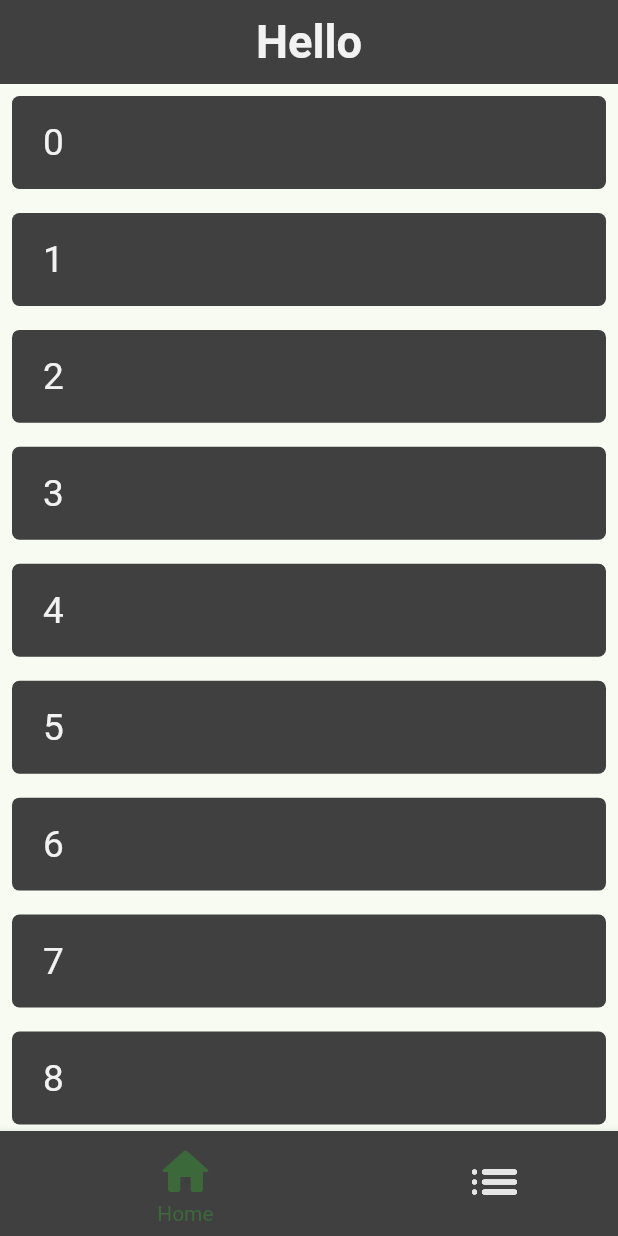
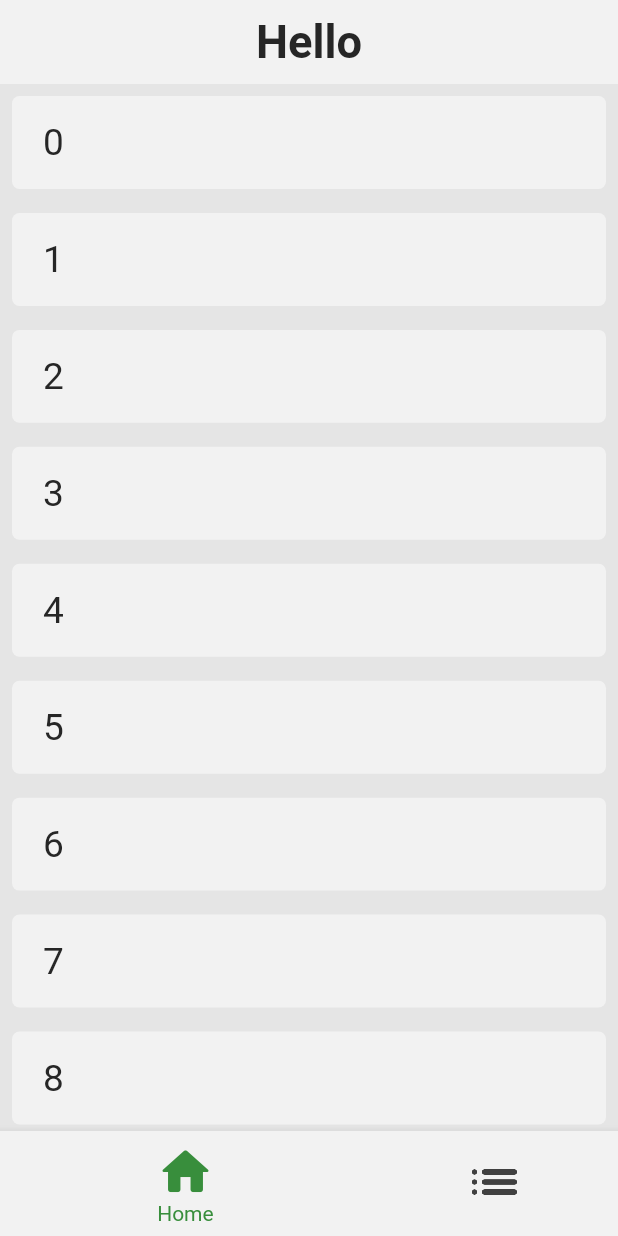
Before and after one commit to kasundularaam/flutter3_startup_project, a Flutter app: the screen it shows after launch, on a phone screen of 412 x 824 dp. Run offline on Flutter 3.47's test engine with Material 2 defaults, Android fonts, the phone set to English and light mode, and no system bars; our stand-ins replace dio, easy_localization, equatable, flutter_bloc, location, shared_preferences and 2 more.

Commit message:
App theme bug fixed

```diff
--- a/lib/core/themes/app_colors.dart
+++ b/lib/core/themes/app_colors.dart
@@ -3,11 +3,13 @@ import 'package:flutter/material.dart';
 class AppColors {
   static const Color primaryColor = Colors.green;
 
+  static Color lightPrimaryColor = Colors.green.shade700;
   static const Color lightBackgroundColor = Color(0xFFE5E5E5);
   static const Color lightForegroundColor = Color(0xFFF2F2F2);
   static const Color lightOnGroundColor = Color(0xFF262626);
   static const Color lightOnGroundColorLow = Color(0xFF404040);
 
+  static Color darkPrimaryColor = Colors.green.shade300;
   static const Color darkBackgroundColor = Color(0xFF262626);
   static const Color darkForegroundColor = Color(0xFF404040);
   static const Color darkOnGroundColor = Color(0xFFF2F2F2);
--- a/lib/core/themes/app_theme.dart
+++ b/lib/core/themes/app_theme.dart
@@ -1,26 +1,64 @@
 import 'package:flutter/material.dart';
 import 'package:flutter/services.dart';
+import 'package:flutter_bloc/flutter_bloc.dart';
 
+import '../../logic/theme_cubit/theme_cubit.dart';
 import 'app_colors.dart';
+import 'app_theme_data.dart';
+import 'inherited_app_theme.dart';
 
-class AppTheme {
-  static ThemeMode currentThemeMode = ThemeMode.light;
-
-  static currentMode(ThemeMode mode) {
-    currentThemeMode = mode;
+class AppTheme extends StatelessWidget {
+  final AppThemeData light;
+  final AppThemeData dark;
+  final Widget child;
+  const AppTheme({
+    required this.light,
+    required this.dark,
+    required this.child,
+    Key? key,
+  }) : super(key: key);
+  @override
+  Widget build(BuildContext context) {
+    return BlocBuilder<ThemeCubit, ThemeState>(
+      builder: (context, state) {
+        final data = state.themeMode == ThemeMode.light ? light : dark;
+        return InheritedAppTheme(
+          data: data,
+          child: Theme(
+            data: data.themeData,
+            child: child,
+          ),
+        );
+      },
+    );
   }
 
-  static final ThemeData lightTheme = ThemeData(
-    colorSchemeSeed: AppColors.primaryColor,
+  static AppThemeData of(BuildContext context) {
+    final theme = Theme.of(context);
+    return context.dependOnInheritedWidgetOfExactType<InheritedAppTheme>()!.data
+      ..themeData = theme;
+  }
+}
+
+final myLightTheme = AppThemeData(
+  themeData: ThemeData.light(),
+  primaryColor: AppColors.lightPrimaryColor,
   backgroundColor: AppColors.lightBackgroundColor,
+  foregroundColor: AppColors.lightForegroundColor,
+  onGroundColor: AppColors.lightOnGroundColor,
+  onGroundColorLow: AppColors.lightOnGroundColorLow,
 );
 
-  static final ThemeData darkTheme = ThemeData(
-    colorSchemeSeed: AppColors.primaryColor,
+final myDarkTheme = AppThemeData(
+  themeData: ThemeData.dark(),
+  primaryColor: AppColors.darkPrimaryColor,
   backgroundColor: AppColors.darkBackgroundColor,
+  foregroundColor: AppColors.darkForegroundColor,
+  onGroundColor: AppColors.darkOnGroundColor,
+  onGroundColorLow: AppColors.darkOnGroundColorLow,
 );
 
-  static setStatusBarAndNavigationBarColors(ThemeMode themeMode) {
+setStatusBarAndNavigationBarColors(ThemeMode themeMode) {
   SystemChrome.setSystemUIOverlayStyle(
     SystemUiOverlayStyle(
       statusBarColor: themeMode == ThemeMode.light
@@ -37,18 +75,3 @@ class AppTheme {
     ),
   );
 }
-}
-
-extension ThemeExtras on ThemeData {
-  Color get foregroundColor => AppTheme.currentThemeMode == Brightness.light
-      ? AppColors.lightForegroundColor
-      : AppColors.darkForegroundColor;
-
-  Color get onGroundColor => AppTheme.currentThemeMode == Brightness.light
-      ? AppColors.lightOnGroundColor
-      : AppColors.darkOnGroundColor;
-
-  Color get onGroundColorLow => AppTheme.currentThemeMode == Brightness.light
-      ? AppColors.lightOnGroundColorLow
-      : AppColors.darkOnGroundColorLow;
-}
--- /dev/null
+++ b/lib/core/themes/app_theme_data.dart
@@ -0,0 +1,18 @@
+import 'package:flutter/material.dart';
+
+class AppThemeData {
+  late ThemeData themeData;
+  final Color primaryColor;
+  final Color backgroundColor;
+  final Color foregroundColor;
+  final Color onGroundColor;
+  final Color onGroundColorLow;
+  AppThemeData({
+    required this.themeData,
+    required this.primaryColor,
+    required this.backgroundColor,
+    required this.foregroundColor,
+    required this.onGroundColor,
+    required this.onGroundColorLow,
+  });
+}
--- /dev/null
+++ b/lib/core/themes/inherited_app_theme.dart
@@ -0,0 +1,15 @@
+import 'package:flutter/material.dart';
+
+import 'app_theme_data.dart';
+
+class InheritedAppTheme extends InheritedWidget {
+  final AppThemeData data;
+  const InheritedAppTheme({
+    required this.data,
+    required Widget child,
+    Key? key,
+  }) : super(key: key, child: child);
+  @override
+  bool updateShouldNotify(covariant InheritedWidget oldWidget) =>
+      oldWidget != this;
+}
--- a/lib/logic/theme_cubit/theme_cubit.dart
+++ b/lib/logic/theme_cubit/theme_cubit.dart
@@ -1,6 +1,5 @@
 import 'package:flutter/material.dart';
 import 'package:flutter_bloc/flutter_bloc.dart';
-
 import '../../core/themes/app_theme.dart';
 import '../../data/shared/shared_theme.dart';
 
@@ -18,8 +17,7 @@ class ThemeCubit extends Cubit<ThemeState> {
 
   void setTheme() async {
     final ThemeMode selected = await SharedTheme.getTheme();
-    AppTheme.setStatusBarAndNavigationBarColors(selected);
-    AppTheme.currentMode(selected);
+    setStatusBarAndNavigationBarColors(selected);
     emit(ThemeState(themeMode: selected));
   }
 }
--- a/lib/main.dart
+++ b/lib/main.dart
@@ -38,10 +38,11 @@ class App extends StatelessWidget {
       child: Sizer(builder: (context, orientation, deviceType) {
         return MaterialApp(
           title: Strings.appTitle,
-          theme: AppTheme.lightTheme,
-          darkTheme: AppTheme.darkTheme,
-          themeMode: context
-              .select((ThemeCubit themeCubit) => themeCubit.state.themeMode),
+          builder: (context, child) => AppTheme(
+            light: myLightTheme,
+            dark: myDarkTheme,
+            child: child!,
+          ),
           localizationsDelegates: context.localizationDelegates,
           supportedLocales: context.supportedLocales,
           locale: context.locale,
--- a/lib/presentation/components/app_pages.dart
+++ b/lib/presentation/components/app_pages.dart
@@ -1,8 +1,7 @@
 import 'package:easy_localization/easy_localization.dart';
 import 'package:flutter/material.dart';
 
-import 'package:flutter3_startup_project/core/themes/app_theme.dart';
-
+import '../../core/themes/app_theme.dart';
 import 'app_texts.dart';
 
 class AppPage extends StatelessWidget {
@@ -18,7 +17,7 @@ class AppPage extends StatelessWidget {
   Widget build(BuildContext context) {
     if (appBar != null) {
       return Scaffold(
-        backgroundColor: Theme.of(context).backgroundColor,
+        backgroundColor: AppTheme.of(context).backgroundColor,
         body: SafeArea(
           child: NestedScrollView(
             headerSliverBuilder: (context, innerBoxIsScrolled) => [appBar!],
@@ -30,7 +29,7 @@ class AppPage extends StatelessWidget {
       );
     }
     return Scaffold(
-      backgroundColor: Theme.of(context).backgroundColor,
+      backgroundColor: AppTheme.of(context).backgroundColor,
       body: SafeArea(
         child: body,
       ),
@@ -70,7 +69,7 @@ class AppNavPage extends StatelessWidget {
   @override
   Widget build(BuildContext context) {
     return Scaffold(
-      backgroundColor: Theme.of(context).backgroundColor,
+      backgroundColor: AppTheme.of(context).backgroundColor,
       body: SafeArea(child: body),
       bottomNavigationBar: navBar,
     );
@@ -88,11 +87,13 @@ class AppAppBar extends StatelessWidget {
 
   @override
   Widget build(BuildContext context) {
+    final appTheme = AppTheme.of(context);
+
     return SliverAppBar(
       title: HeadlineMedium(text: title),
       elevation: 0,
-      backgroundColor: Theme.of(context).foregroundColor,
-      foregroundColor: Theme.of(context).onGroundColorLow,
+      backgroundColor: appTheme.foregroundColor,
+      foregroundColor: appTheme.onGroundColorLow,
       centerTitle: true,
       actions: actions,
     );
@@ -117,6 +118,7 @@ class _BottomNavBarState extends State<BottomNavBar> {
   Function get onItemTapped => widget.onTapped;
   @override
   Widget build(BuildContext context) {
+    final appTheme = AppTheme.of(context);
     return BottomNavigationBar(
       items: <BottomNavigationBarItem>[
         BottomNavigationBarItem(
@@ -124,20 +126,20 @@ class _BottomNavBarState extends State<BottomNavBar> {
             Icons.home_rounded,
           ),
           label: "home".tr(),
-          backgroundColor: Theme.of(context).foregroundColor,
+          backgroundColor: appTheme.foregroundColor,
         ),
         BottomNavigationBarItem(
           icon: const Icon(
             Icons.list_rounded,
           ),
           label: "requests".tr(),
-          backgroundColor: Theme.of(context).foregroundColor,
+          backgroundColor: appTheme.foregroundColor,
         ),
       ],
       type: BottomNavigationBarType.shifting,
       currentIndex: selectedIndex,
-      selectedItemColor: Theme.of(context).primaryColor,
-      unselectedItemColor: Theme.of(context).onGroundColorLow,
+      selectedItemColor: appTheme.primaryColor,
+      unselectedItemColor: appTheme.onGroundColorLow,
       iconSize: 40,
       onTap: (index) => onItemTapped(index),
       elevation: 5,
--- a/lib/presentation/components/app_texts.dart
+++ b/lib/presentation/components/app_texts.dart
@@ -1,6 +1,7 @@
 import 'package:flutter/material.dart';
-import 'package:flutter3_startup_project/core/themes/app_theme.dart';
 import 'package:sizer/sizer.dart';
+
+import '../../core/themes/app_theme.dart';
 
 class BodyLarge extends StatelessWidget {
   final String text;
@@ -15,6 +16,7 @@ class BodyLarge extends StatelessWidget {
 
   @override
   Widget build(BuildContext context) {
+    final appTheme = AppTheme.of(context);
     return Text(
       text,
       maxLines: maxLines,
@@ -22,7 +24,7 @@ class BodyLarge extends StatelessWidget {
       style: TextStyle(
         fontSize: 18.sp,
         fontWeight: FontWeight.w400,
-        color: color ?? Theme.of(context).onGroundColor,
+        color: color ?? appTheme.onGroundColor,
       ),
     );
   }
@@ -41,6 +43,7 @@ class BodyMedium extends StatelessWidget {
 
   @override
   Widget build(BuildContext context) {
+    final appTheme = AppTheme.of(context);
     return Text(
       text,
       maxLines: maxLines,
@@ -48,7 +51,7 @@ class BodyMedium extends StatelessWidget {
       style: TextStyle(
         fontSize: 14.sp,
         fontWeight: FontWeight.w400,
-        color: color ?? Theme.of(context).onGroundColor,
+        color: color ?? appTheme.onGroundColor,
       ),
     );
   }
@@ -67,6 +70,7 @@ class BodySmall extends StatelessWidget {
 
   @override
   Widget build(BuildContext context) {
+    final appTheme = AppTheme.of(context);
     return Text(
       text,
       maxLines: maxLines,
@@ -74,7 +78,7 @@ class BodySmall extends StatelessWidget {
       style: TextStyle(
         fontSize: 10.sp,
         fontWeight: FontWeight.w400,
-        color: color ?? Theme.of(context).onGroundColor,
+        color: color ?? appTheme.onGroundColor,
       ),
     );
   }
@@ -93,6 +97,7 @@ class HeadlineLarge extends StatelessWidget {
 
   @override
   Widget build(BuildContext context) {
+    final appTheme = AppTheme.of(context);
     return Text(
       text,
       maxLines: maxLines,
@@ -100,7 +105,7 @@ class HeadlineLarge extends StatelessWidget {
       style: TextStyle(
         fontSize: 32.sp,
         fontWeight: FontWeight.w700,
-        color: color ?? Theme.of(context).onGroundColor,
+        color: color ?? appTheme.onGroundColor,
       ),
     );
   }
@@ -119,6 +124,7 @@ class HeadlineMedium extends StatelessWidget {
 
   @override
   Widget build(BuildContext context) {
+    final appTheme = AppTheme.of(context);
     return Text(
       text,
       maxLines: maxLines,
@@ -126,7 +132,7 @@ class HeadlineMedium extends StatelessWidget {
       style: TextStyle(
         fontSize: 22.sp,
         fontWeight: FontWeight.w700,
-        color: color ?? Theme.of(context).onGroundColor,
+        color: color ?? appTheme.onGroundColor,
       ),
     );
   }
@@ -145,6 +151,7 @@ class HeadlineSmall extends StatelessWidget {
 
   @override
   Widget build(BuildContext context) {
+    final appTheme = AppTheme.of(context);
     return Text(
       text,
       maxLines: maxLines,
@@ -152,7 +159,7 @@ class HeadlineSmall extends StatelessWidget {
       style: TextStyle(
         fontSize: 14.sp,
         fontWeight: FontWeight.w700,
-        color: color ?? Theme.of(context).onGroundColor,
+        color: color ?? appTheme.onGroundColor,
       ),
     );
   }
--- a/lib/presentation/screens/home_screen/tabs/home_tab.dart
+++ b/lib/presentation/screens/home_screen/tabs/home_tab.dart
@@ -15,6 +15,7 @@ class HomeTab extends StatefulWidget {
 class _HomeTabState extends State<HomeTab> {
   @override
   Widget build(BuildContext context) {
+    final appTheme = AppTheme.of(context);
     return AppTab(
       appBar: const AppAppBar(title: "Hello"),
       body: ListView.builder(
@@ -24,7 +25,7 @@ class _HomeTabState extends State<HomeTab> {
           padding: EdgeInsets.symmetric(horizontal: 5.w, vertical: 2.h),
           margin: const EdgeInsets.all(8.0),
           decoration: BoxDecoration(
-              color: Theme.of(context).foregroundColor,
+              color: appTheme.foregroundColor,
               borderRadius: BorderRadius.circular(5)),
           child: BodyLarge(text: "$index"),
         ),
```
Also changed, not shown: lib/presentation/screens/settings_screen/settings_page.dart (+5 -2 lines). Lines whose indentation alone changed are shown as unchanged.
